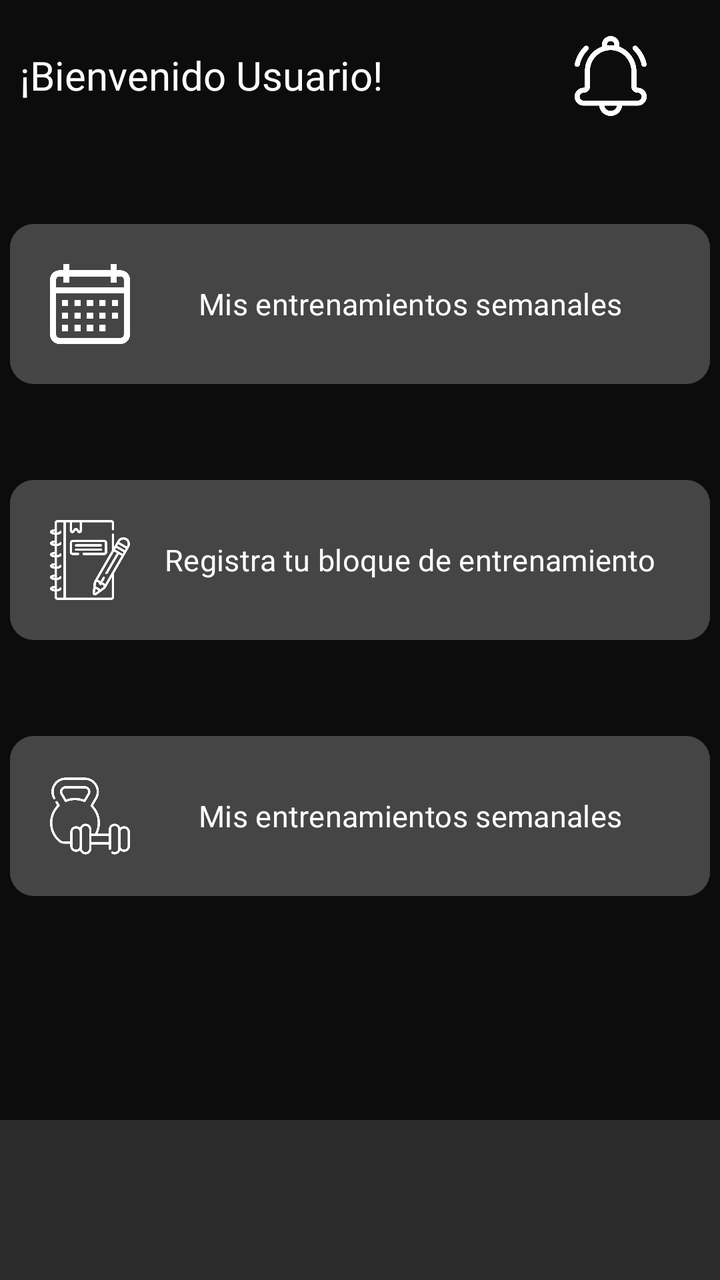
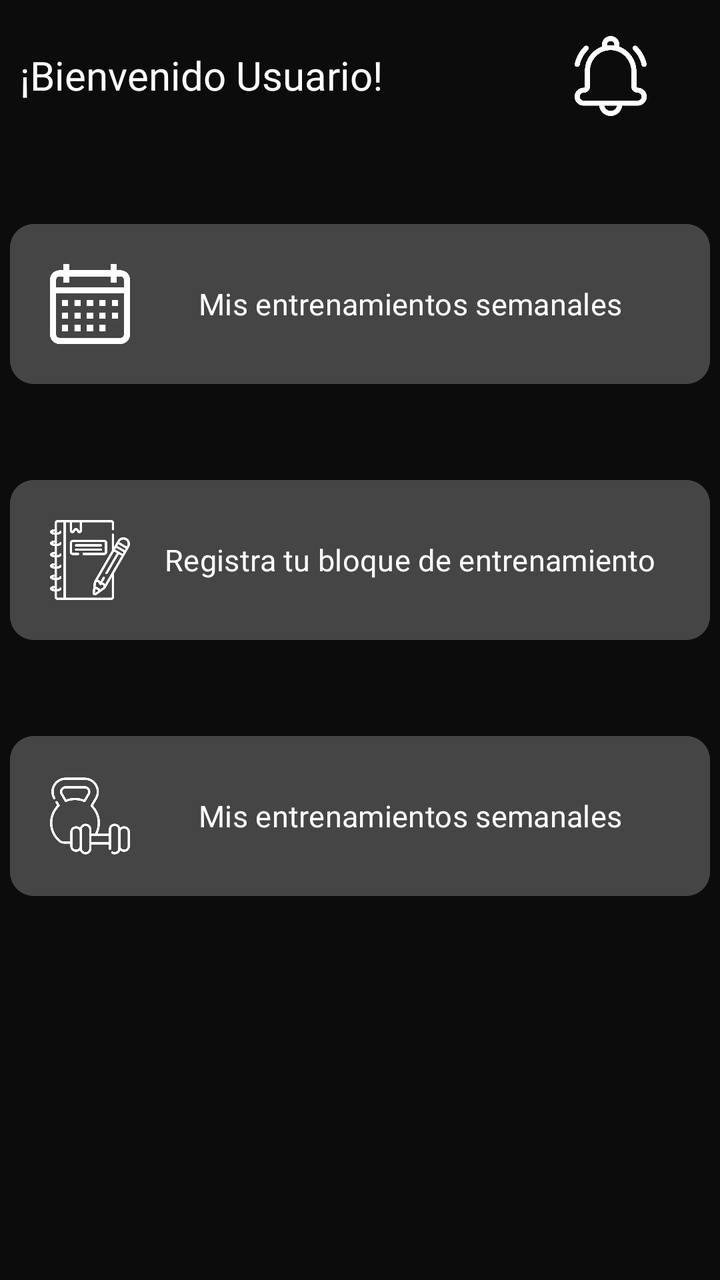

Two renders of the same Android screen: before a commit and after it. Below are the layout's source before the change and the commit's diff.
<!-- AndroidManifest.xml: application theme Theme.AppGimnasio -->
<!-- res/layout/fragment_inicio.xml -->
<?xml version="1.0" encoding="utf-8"?>
<FrameLayout xmlns:android="http://schemas.android.com/apk/res/android"
    xmlns:app="http://schemas.android.com/apk/res-auto"
    xmlns:tools="http://schemas.android.com/tools"
    android:layout_width="match_parent"
    android:layout_height="match_parent"
    android:background="@color/black"
    tools:context=".inicio">

    
    <androidx.constraintlayout.widget.ConstraintLayout
        android:layout_width="match_parent"
        android:layout_height="match_parent">

        
        <LinearLayout
            android:id="@+id/lLBienvenida"
            android:layout_width="match_parent"
            android:layout_height="wrap_content"
            android:orientation="horizontal"
            app:layout_constraintEnd_toEndOf="parent"
            app:layout_constraintStart_toStartOf="parent"
            app:layout_constraintTop_toTopOf="parent">

            
            <TextView
                android:id="@+id/tV_Bienvenida"
                android:layout_width="wrap_content"
                android:layout_height="wrap_content"
                android:layout_marginStart="10dp"
                android:layout_marginTop="10dp"
                android:fontFamily="@font/poppins_semibold"
                android:text="@string/Bienvenida"
                android:textColor="@color/white"
                android:textSize="20sp" />

            
            <com.google.android.material.button.MaterialButton
                android:layout_width="wrap_content"
                android:layout_height="wrap_content"
                android:layout_marginStart="70dp"
                android:layout_marginTop="8dp"
                android:backgroundTint="@color/transparente"
                app:icon="@drawable/notificacion"
                app:iconSize="40dp" />
        </LinearLayout>

        
        <com.google.android.material.button.MaterialButton
            android:id="@+id/mBEntrenamientos"
            android:layout_width="350dp"
            android:layout_height="wrap_content"
            app:layout_constraintTop_toBottomOf="@id/lLBienvenida"
            app:layout_constraintStart_toStartOf="parent"
            app:layout_constraintEnd_toEndOf="parent"
            android:backgroundTint="@color/gris_claro"
            app:icon="@drawable/calendario"
            app:iconSize="40dp"
            android:text="@string/EntrenamientoSemanal"
            android:textSize="15sp"
            android:fontFamily="@font/poppins_semibold"
            app:secondaryIcon="@drawable/flecha"
            android:padding="20dp"
            app:iconPadding="10dp"
            app:cornerRadius="12dp"
            android:layout_marginTop="40dp"/>

        
        <com.google.android.material.button.MaterialButton
            android:id="@+id/mBRegistroEntrenamientos"
            android:layout_width="350dp"
            android:layout_height="wrap_content"
            app:layout_constraintTop_toBottomOf="@id/mBEntrenamientos"
            app:layout_constraintStart_toStartOf="parent"
            app:layout_constraintEnd_toEndOf="parent"
            android:backgroundTint="@color/gris_claro"
            app:icon="@drawable/apuntar"
            app:iconSize="40dp"
            android:text="@string/RegistroDeBloque"
            android:textSize="15sp"
            android:fontFamily="@font/poppins_semibold"
            app:secondaryIcon="@drawable/flecha"
            android:padding="20dp"
            app:iconPadding="10dp"
            app:cornerRadius="12dp"
            android:layout_marginTop="40dp"/>

        
        <com.google.android.material.button.MaterialButton
            android:id="@+id/mBEntrenamientoDiario"
            android:layout_width="350dp"
            android:layout_height="wrap_content"
            app:layout_constraintTop_toBottomOf="@id/mBRegistroEntrenamientos"
            app:layout_constraintStart_toStartOf="parent"
            app:layout_constraintEnd_toEndOf="parent"
            android:backgroundTint="@color/gris_claro"
            app:icon="@drawable/mancuernas"
            app:iconSize="40dp"
            android:text="@string/EntrenamientoSemanal"
            android:textSize="15sp"
            android:fontFamily="@font/poppins_semibold"
            app:secondaryIcon="@drawable/flecha"
            android:padding="20dp"
            app:iconPadding="10dp"
            app:cornerRadius="12dp"
            android:layout_marginTop="40dp"
            />

        
        <com.google.android.material.bottomnavigation.BottomNavigationView
            android:layout_width="match_parent"
            android:layout_height="wrap_content"
            android:elevation="0dp"
            app:layout_constraintBottom_toBottomOf="parent"
            app:layout_constraintStart_toStartOf="parent"
            app:layout_constraintEnd_toEndOf="parent"
            android:background="@color/navigation_view"/>



    </androidx.constraintlayout.widget.ConstraintLayout>


</FrameLayout>
<!-- resources referenced by this layout -->
<resources>
  <color name="black">#F3000000</color>
  <color name="gris_claro">#454545</color>
  <color name="navigation_view">#2C2C2C</color>
  <color name="transparente">#00000000</color>
  <color name="white">#FFFFFFFF</color>
  <!-- drawable apuntar: png bitmap (drawable, 24695 bytes) -->
  <!-- drawable calendario: png bitmap (drawable, 5197 bytes) -->
  <!-- drawable flecha: png bitmap (drawable, 2601 bytes) -->
  <!-- drawable mancuernas: png bitmap (drawable, 17840 bytes) -->
  <!-- drawable notificacion: png bitmap (drawable, 14670 bytes) -->
  <string name="Bienvenida">¡Bienvenido Usuario!</string>
  <string name="EntrenamientoSemanal">Mis entrenamientos semanales</string>
  <string name="RegistroDeBloque">Registra tu bloque de entrenamiento</string>
  <style name="Theme.AppGimnasio" parent="Base.Theme.AppGimnasio" />
  <style name="Base.Theme.AppGimnasio" parent="Theme.Material3.DayNight.NoActionBar">
          
          
      </style>
</resources>

<!-- the commit's change to res/layout/fragment_inicio.xml (unified diff, before → after) -->
@@ -105,19 +105,6 @@
             app:cornerRadius="12dp"
             android:layout_marginTop="40dp"
             />
-
-        
-        <com.google.android.material.bottomnavigation.BottomNavigationView
-            android:layout_width="match_parent"
-            android:layout_height="wrap_content"
-            android:elevation="0dp"
-            app:layout_constraintBottom_toBottomOf="parent"
-            app:layout_constraintStart_toStartOf="parent"
-            app:layout_constraintEnd_toEndOf="parent"
-            android:background="@color/navigation_view"/>
-
-
-
     </androidx.constraintlayout.widget.ConstraintLayout>
 
 
<!-- resource entries referenced after the edit -->
@@ -2,7 +2,6 @@
 <resources>
   <color name="black">#F3000000</color>
   <color name="gris_claro">#454545</color>
-  <color name="navigation_view">#2C2C2C</color>
   <color name="transparente">#00000000</color>
   <color name="white">#FFFFFFFF</color>
   <!-- drawable apuntar: png bitmap (drawable, 24695 bytes) -->
